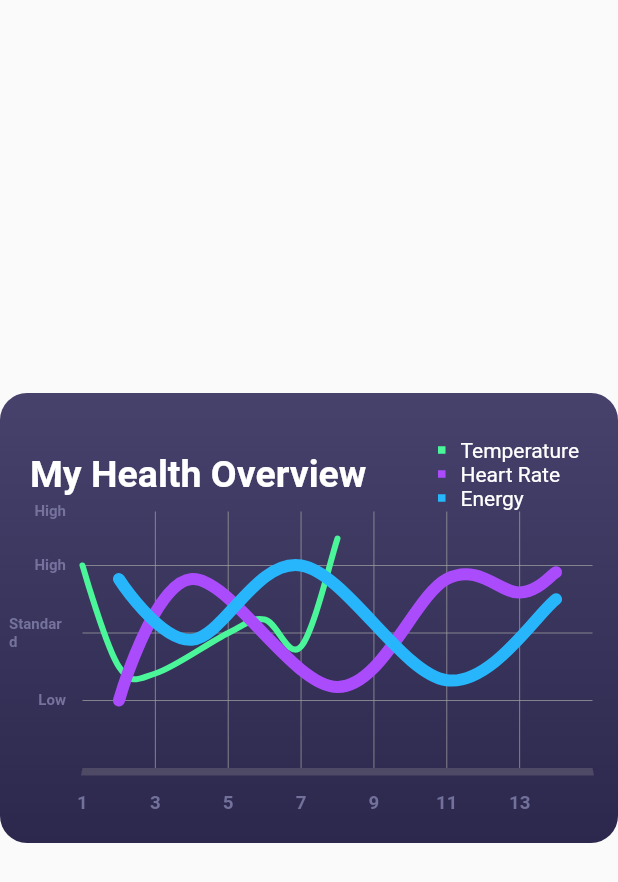
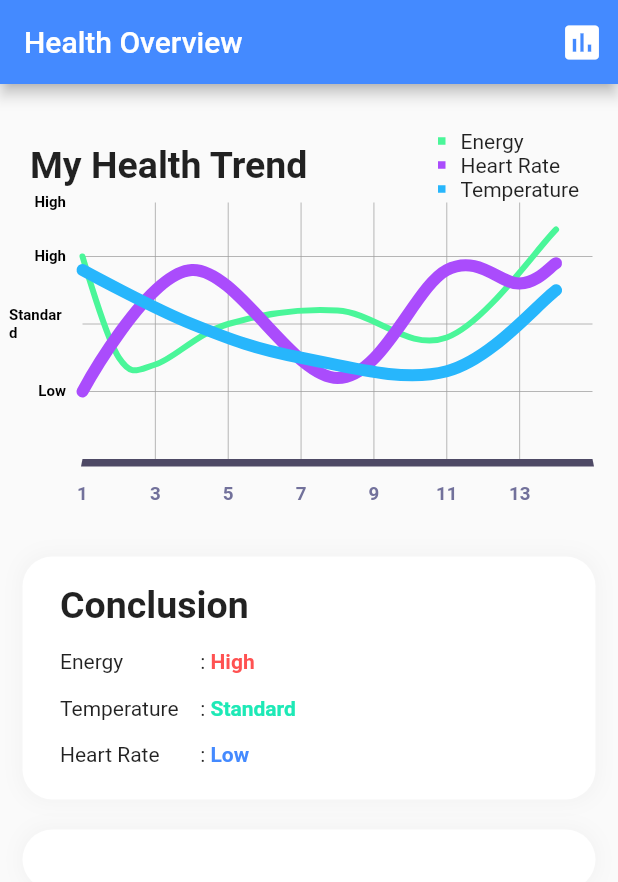
Before and after one commit to manyaagarwal/CovidCare, a Flutter app: the LineChartSample1 screen opened directly, on a phone screen of 412 x 824 dp. Shown: the top 882 px of the screen. Run offline on Flutter 3.47's test engine with Material 2 defaults, Android fonts, the phone set to English and light mode, and no system bars; drawn by our look-alikes of fl_chart.

```diff
--- a/covid_care/lib/chart.dart
+++ b/covid_care/lib/chart.dart
@@ -14,6 +14,7 @@ class LChart extends StatelessWidget {
     );
   }
 }
+
 class LineChartSample1 extends StatefulWidget {
   @override
   State<StatefulWidget> createState() => LineChartSample1State();
@@ -23,7 +24,9 @@ class LineChartSample1State extends State<LineChartSample1> {
   bool isShowingMainData;
   var text = "General Trend";
   bool change = false;
-
+  var en = "High";
+  var tem = "Standard";
+  var hr = "Low";
   @override
   void initState() {
     super.initState();
@@ -33,23 +36,28 @@ class LineChartSample1State extends State<LineChartSample1> {
   @override
   Widget build(BuildContext context) {
     return Scaffold(
-      body: Column(
-        mainAxisAlignment: MainAxisAlignment.center,
-        children: <Widget>[
-          Center(
-            child: Container(
-              height: 300,
-              decoration: BoxDecoration(
-                borderRadius: const BorderRadius.all(Radius.circular(18)),
-                gradient: LinearGradient(
-                  colors: [
-                    Color(0xff2c274c),
-                    Color(0xff46426c),
-                  ],
-                  begin: Alignment.bottomCenter,
-                  end: Alignment.topCenter,
+      appBar: AppBar(
+        backgroundColor: Colors.blueAccent,
+        title: Text("Health Overview"),
+        actions: <Widget>[
+          IconButton(
+            icon: Icon(
+              Icons.assessment,
+              color: Colors.white,
+              size: 30,
             ),
           ),
+        ],
+      ),
+      body: Column(
+        children: <Widget>[
+          // Welcome, to the mmost nested Graph you'll ever lay your eyes on
+          Container(
+            child: SingleChildScrollView(
+              child: Column(
+                children: <Widget>[
+                  Container(
+                    height: 300,
                     child: Stack(
                       children: <Widget>[
                         Column(
@@ -59,14 +67,15 @@ class LineChartSample1State extends State<LineChartSample1> {
                               height: 20,
                             ),
                             Padding(
-                        padding: const EdgeInsets.only(top: 10, left: 20, right: 20),
+                              padding: const EdgeInsets.only(
+                                  top: 10, left: 20, right: 20),
                               child: Row(
-                          mainAxisAlignment: MainAxisAlignment.spaceBetween,
+                                mainAxisAlignment:
+                                    MainAxisAlignment.spaceBetween,
                                 children: <Widget>[
                                   Text(
-                              'My Health Overview',
+                                    'My Health Trend',
                                     style: TextStyle(
-                                color: Colors.white,
                                       fontSize: 25,
                                       fontWeight: FontWeight.bold,
                                     ),
@@ -84,15 +93,9 @@ class LineChartSample1State extends State<LineChartSample1> {
                                                 color: Color(0xff4af699),
                                               ),
                                               SizedBox(width: 10),
-                                      Text(
-                                        "Temperature",
-                                        style: TextStyle(
-                                          color: Colors.white
-                                        )
-                                      )
+                                              Text("Energy"),
                                             ],
-                                  )
-                                ),
+                                          )),
                                       Container(
                                           width: 100,
                                           child: Row(
@@ -103,15 +106,9 @@ class LineChartSample1State extends State<LineChartSample1> {
                                                 color: Color(0xffaa4cfc),
                                               ),
                                               SizedBox(width: 10),
-                                      Text(
-                                        "Heart Rate",
-                                        style: TextStyle(
-                                          color: Colors.white
-                                        )
-                                      )
+                                              Text("Heart Rate"),
                                             ],
-                                  )
-                                ),
+                                          )),
                                       Container(
                                           width: 100,
                                           child: Row(
@@ -122,15 +119,9 @@ class LineChartSample1State extends State<LineChartSample1> {
                                                 color: Color(0xff27b6fc),
                                               ),
                                               SizedBox(width: 10),
-                                      Text(
-                                        "Energy",
-                                        style: TextStyle(
-                                          color: Colors.white
-                                        )
-                                      )
+                                              Text("Temperature"),
                                             ],
-                                  )
-                                ),
+                                          )),
                                     ],
                                   )
                                 ],
@@ -138,10 +129,12 @@ class LineChartSample1State extends State<LineChartSample1> {
                             ),
                             Expanded(
                               child: Padding(
-                          padding: const EdgeInsets.only(right: 16.0, left: 6.0),
+                                padding: const EdgeInsets.only(
+                                    right: 16.0, left: 6.0),
                                 child: LineChart(
                                   sampleData1(),
-                            swapAnimationDuration: const Duration(milliseconds: 250),
+                                  swapAnimationDuration:
+                                      const Duration(milliseconds: 250),
                                 ),
                               ),
                             ),
@@ -153,10 +146,122 @@ class LineChartSample1State extends State<LineChartSample1> {
                       ],
                     ),
                   ),
+                ],
+              ),
+            ),
+          ),
+          // end of that Graph
+
+          // Conclusion Box
+          Container(
+              padding: EdgeInsets.fromLTRB(25, 18, 25, 22), // just play with these values and see how they behave
+              margin: EdgeInsets.all(15), // this allowed me to show the shadows while changing the "gaps" of the "card"
+              decoration: BoxDecoration(
+                color: Colors.white,
+                borderRadius: BorderRadius.all(Radius.circular(20)),
+                boxShadow: [
+                  BoxShadow(
+                    color: Colors.grey.withOpacity(0.08),
+                    blurRadius: 10,
+                    spreadRadius: 2,
+                    offset: Offset(0, 0),
                   ),
                 ],
               ),
+              child: Wrap(
+                runSpacing: 15,
+                children: <Widget>[
+                  Row(
+                    children: <Widget>[
+                      Expanded(
+                        child: Text("Conclusion",
+                            style: TextStyle(
+                              fontSize: 25,
+                              fontWeight: FontWeight.bold,
+                            )),
+                      )
+                    ],
+                  ),
+                  Row(
+                    children: <Widget>[
+                      Container(
+                        width: 90,
+                        child: Text(
+                          "Energy",
+                        ),
+                      ),
+                      Text(" : "),
+                      Text(
+                        "$en",
+                        style: TextStyle(
+                          fontWeight: FontWeight.bold,
+                          color: Colors.redAccent,
+                        ),
+                      )
+                    ],
+                  ),
+                  Row(
+                    children: <Widget>[
+                      Container(
+                        width: 90,
+                        child: Text(
+                          "Temperature",
+                        ),
+                      ),
+                      Text(" : "),
+                      Text(
+                        "$tem",
+                        style: TextStyle(
+                          fontWeight: FontWeight.bold,
+                          color: Colors.tealAccent[400],
+                        ),
+                      )
+                    ],
+                  ),
+                  Row(
+                    children: <Widget>[
+                      Container(
+                        width: 90,
+                        child: Text(
+                          "Heart Rate",
+                        ),
+                      ),
+                      Text(" : "),
+                      Text(
+                        "$hr",
+                        style: TextStyle(
+                          fontWeight: FontWeight.bold,
+                          color: Colors.blueAccent,
+                        ),
+                      )
+                    ],
+                  ),
+                ],
+              )),
+          // end of Conclusion Box
 
+          // That Extra Box
+          Container(
+            padding: EdgeInsets.fromLTRB(25, 18, 25, 22), // just play with these values and see how they behave
+            margin: EdgeInsets.fromLTRB(15, 5, 15, 15), // this allowed me to show the shadows while changing the "gaps" of the "card"
+            decoration: BoxDecoration(
+              color: Colors.white,
+              borderRadius: BorderRadius.all(Radius.circular(20)),
+              boxShadow: [
+                BoxShadow(
+                  color: Colors.grey.withOpacity(0.08),
+                  blurRadius: 10,
+                  spreadRadius: 2,
+                  offset: Offset(0, 0),
+                ),
+              ],
+            ),
+            //child: whatever your heart desires for this app here!
+          ),
+          // end of That Extra Box
+
+        ],
+      ),
     );
   }
 
@@ -216,11 +321,10 @@ class LineChartSample1State extends State<LineChartSample1> {
             return '';
           },
         ),
-
         leftTitles: SideTitles(
           showTitles: true,
           textStyle: const TextStyle(
-            color: Color(0xff75729e),
+            color: Colors.black,
             fontWeight: FontWeight.bold,
             fontSize: 10,
           ),
@@ -242,7 +346,8 @@ class LineChartSample1State extends State<LineChartSample1> {
 
       borderData: FlBorderData(
         show: true,
-        border: const Border(   // this is the x axis line thing
+        border: const Border(
+          // this is the x axis line thing
           bottom: BorderSide(
             color: Color(0xff4e4965),
             width: 5, // thickness of line
@@ -260,7 +365,7 @@ class LineChartSample1State extends State<LineChartSample1> {
       ),
       minX: 0,
       maxX: 14,
-      maxY: 3.8,  // changed this
+      maxY: 3.8, // changed this
       minY: 0,
       lineBarsData: linesBarData1(),
     );
@@ -280,9 +385,9 @@ class LineChartSample1State extends State<LineChartSample1> {
         FlSpot(1, 1.5),
         FlSpot(2, 1.4),
         FlSpot(4, 2),
-        FlSpot(5, 2.2),
-        FlSpot(6, 1.8),
-        FlSpot(7, 3.4),
+        FlSpot(7, 2.2),
+        FlSpot(10, 1.8),
+        FlSpot(13, 3.4),
       ],
       isCurved: true,
       colors: [
@@ -299,12 +404,12 @@ class LineChartSample1State extends State<LineChartSample1> {
     );
     final LineChartBarData lineChartBarData2 = LineChartBarData(
       spots: [
-        FlSpot(1, 1),
+        FlSpot(0, 1),
         FlSpot(3, 2.8),
         FlSpot(7, 1.2),
         FlSpot(10, 2.8),
         FlSpot(12, 2.6),
-        FlSpot(13, 2.9),  // changed this
+        FlSpot(13, 2.9), // changed this
       ],
       isCurved: true,
       colors: [
@@ -321,9 +426,9 @@ class LineChartSample1State extends State<LineChartSample1> {
     );
     final LineChartBarData lineChartBarData3 = LineChartBarData(
       spots: [
-        FlSpot(1, 2.8),
-        FlSpot(3, 1.9),
-        FlSpot(6, 3),
+        FlSpot(0, 2.8),
+        FlSpot(3, 2),
+        FlSpot(6, 1.5),
         FlSpot(10, 1.3),
         FlSpot(13, 2.5),
       ],
@@ -346,5 +451,4 @@ class LineChartSample1State extends State<LineChartSample1> {
       lineChartBarData3,
     ];
   }
-
 }
```
Also changed, not shown: covid_care/lib/faq.dart (added, +430 -0 lines). Lines whose indentation alone changed are shown as unchanged.
